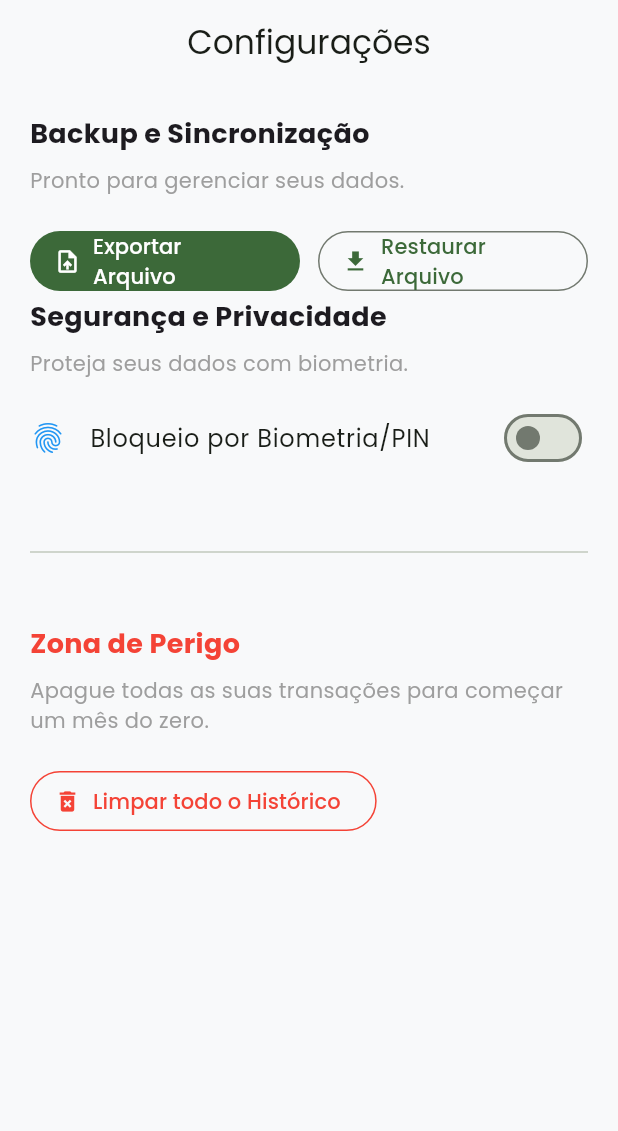
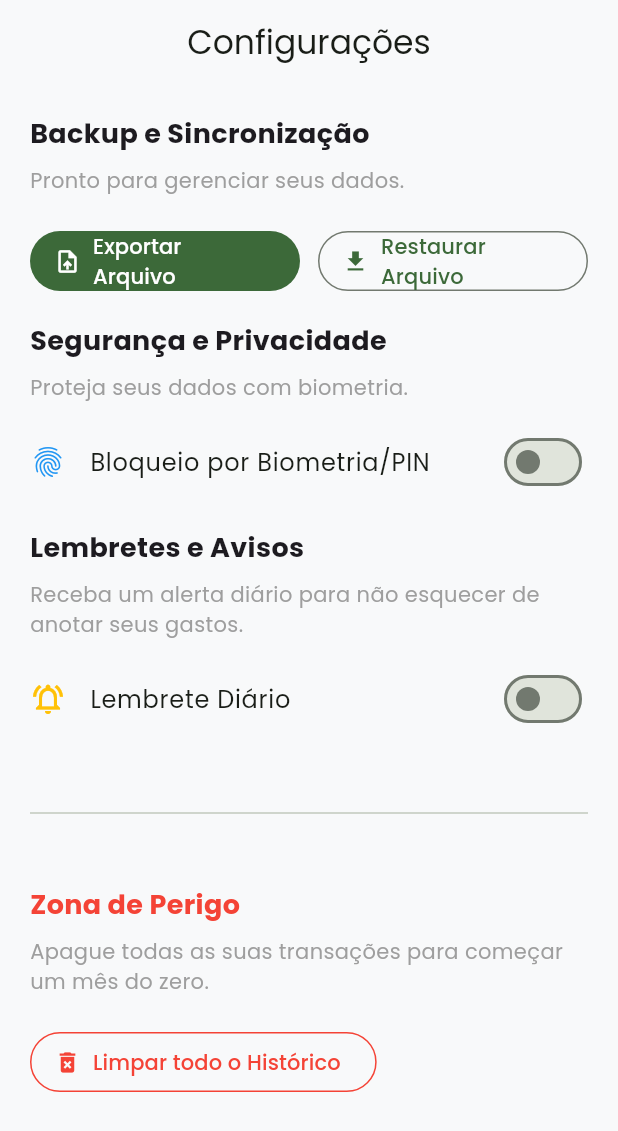
Before and after one commit to DiegoAndreLeffa/FlowFinance, a Flutter app: the SettingsPage screen opened by its route, on a phone screen of 412 x 824 dp. Shown: the top 1131 px of the screen. Run offline on Flutter 3.47's test engine with Material 3 defaults, Android fonts, the phone set to English and light mode, and no system bars; our stand-ins replace diacritic, file_picker, fl_chart, flutter_local_notifications, flutter_riverpod, go_router and 4 more; accounts and stored records are empty.

Commit message:
feat: Refinamento das Notificações

```diff
--- a/lib/features/settings/settings_page.dart
+++ b/lib/features/settings/settings_page.dart
@@ -6,6 +6,7 @@ import 'package:file_picker/file_picker.dart';
 
 import '../../data/database/database_service.dart';
 import '../../core/security/auth_service.dart';
+import '../../core/notifications/notification_service.dart';
 
 class SettingsPage extends StatefulWidget {
   const SettingsPage({super.key});
@@ -162,6 +163,7 @@ class _SettingsPageState extends State<SettingsPage> {
                 ),
               ],
             ),
+            const SizedBox(height: 16),
             const Text('Segurança e Privacidade', style: TextStyle(fontSize: 18, fontWeight: FontWeight.bold)),
             const SizedBox(height: 8),
             const Text('Proteja seus dados com biometria.', style: TextStyle(color: Colors.grey)),
@@ -191,6 +193,27 @@ class _SettingsPageState extends State<SettingsPage> {
                 );
               }
             ),
+            const SizedBox(height: 16),
+            const Text('Lembretes e Avisos', style: TextStyle(fontSize: 18, fontWeight: FontWeight.bold)),
+            const SizedBox(height: 8),
+            const Text('Receba um alerta diário para não esquecer de anotar seus gastos.', style: TextStyle(color: Colors.grey)),
+            const SizedBox(height: 12),
+            FutureBuilder<bool>(
+              future: NotificationService().isNotificationsEnabled(),
+              builder: (context, snapshot) {
+                final isEnabled = snapshot.data ?? false;
+                return SwitchListTile(
+                  contentPadding: EdgeInsets.zero,
+                  secondary: const Icon(Icons.notifications_active_outlined, color: Colors.amber),
+                  title: const Text('Lembrete Diário'),
+                  value: isEnabled,
+                  onChanged: (value) async {
+                    await NotificationService().toggleNotifications(value);
+                    setState(() {});
+                  },
+                );
+              }
+            ),
             const SizedBox(height: 40),
             const Divider(),
             const SizedBox(height: 40),
--- a/lib/main.dart
+++ b/lib/main.dart
@@ -5,11 +5,13 @@ import 'package:flutter_riverpod/flutter_riverpod.dart';
 
 import 'core/routing/app_router.dart';
 import 'core/security/auth_service.dart';
+import 'core/notifications/notification_service.dart';
 
 final ValueNotifier<ThemeMode> themeNotifier = ValueNotifier(ThemeMode.system);
 
 Future<void> main() async {
   WidgetsFlutterBinding.ensureInitialized();
+  await NotificationService().init();
   runApp(const ProviderScope(child: FlowFinanceApp()));
 }
 
--- a/pubspec.yaml
+++ b/pubspec.yaml
@@ -44,6 +44,7 @@ dependencies:
   google_fonts: ^8.2.0
   local_auth: ^3.0.2
   diacritic: ^0.1.6
+  flutter_local_notifications: ^15.1.2
 
 dev_dependencies:
   flutter_test:
```
Also changed, not shown: lib/core/notifications/notification_service.dart (added, +65 -0 lines), lib/features/home/home_page.dart (+42 -1 lines), pubspec.lock, 2 other files.
